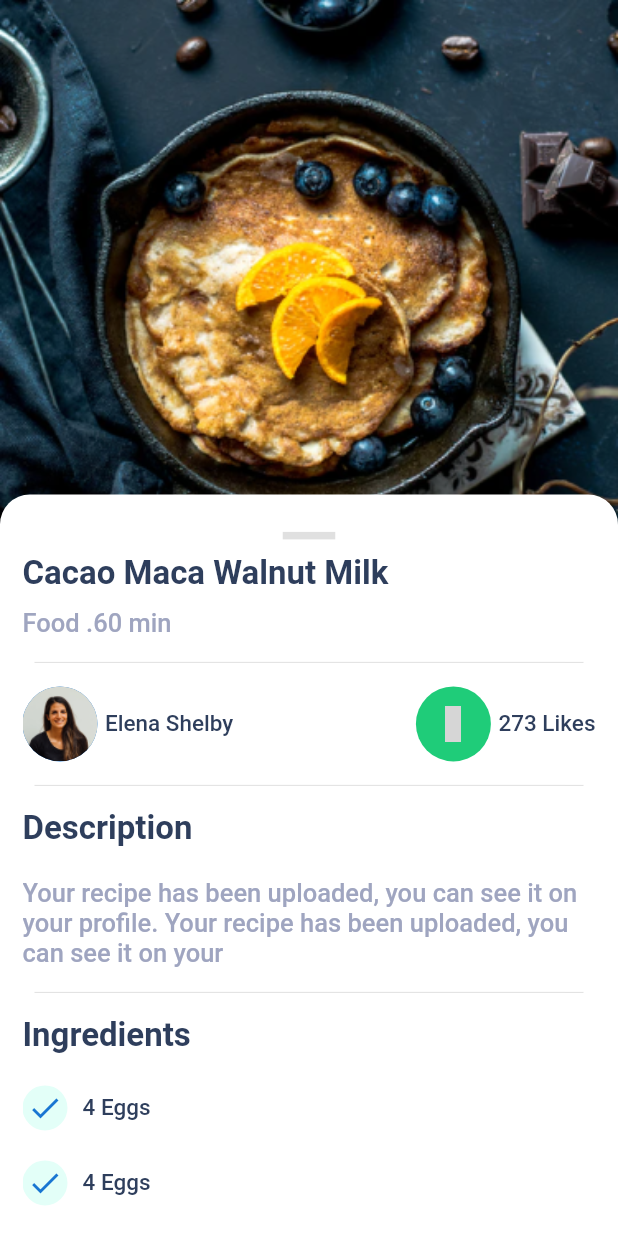
After one commit to EEHAB963/chifio, a Flutter app: the ProductItemScreen screen opened directly, on a phone screen of 412 x 824 dp. The commit adds this screen. Run offline on Flutter 3.47's test engine with Material 2 defaults, Android fonts, the phone set to English and light mode, and no system bars; our stand-ins replace iconly, pin_code_fields; grey boxes are pictures that could not be loaded.

Commit message:
product SCr

```diff
--- a/lib/Widget/product_item_widget.dart
+++ b/lib/Widget/product_item_widget.dart
@@ -1,4 +1,5 @@
 import 'package:chefio/constans/colors.dart';
+import 'package:chefio/screen/basic_screen.dart/product_item_screen.dart';
 import 'package:chefio/screen/taps/profile_tap.dart';
 import 'package:flutter/material.dart';
 import 'package:iconly/iconly.dart';
@@ -50,7 +51,16 @@ class ProductItemWidget extends StatelessWidget {
             padding: const EdgeInsets.symmetric(vertical: 16),
             child: Stack(
               children: [
-                Container(
+                InkWell(
+                  onTap: () {
+                    Navigator.push(
+                      context,
+                      MaterialPageRoute(
+                        builder: (context) => ProductItemScreen(),
+                      ),
+                    );
+                  },
+                  child: Container(
                     width: 150,
                     height: 150,
                     //clipBehavior: Clip.hardEdge,
@@ -62,6 +72,7 @@ class ProductItemWidget extends StatelessWidget {
                       height: 150,
                       width: 150,
                       fit: BoxFit.fill,
+                    ),
                   ),
                 ),
                 Positioned(
--- /dev/null
+++ b/lib/screen/basic_screen.dart/product_item_screen.dart
@@ -0,0 +1,187 @@
+import 'package:chefio/constans/colors.dart';
+import 'package:flutter/material.dart';
+import 'package:iconly/iconly.dart';
+
+class ProductItemScreen extends StatelessWidget {
+  const ProductItemScreen({Key? key}) : super(key: key);
+
+  @override
+  Widget build(BuildContext context) {
+    return Scaffold(
+      body: SafeArea(
+        child: Stack(
+          children: [
+            Expanded(
+              child: Container(
+                width: double.infinity,
+                child: Image.asset(
+                  "assets/images/Food Picture.png",
+                  fit: BoxFit.cover,
+                ),
+              ),
+            ),
+            scroll(),
+          ],
+        ),
+      ),
+    );
+  }
+
+  scroll() {
+    return DraggableScrollableSheet(
+      initialChildSize: 0.6,
+      maxChildSize: 1.0,
+      minChildSize: 0.6,
+      builder: (context, scrollController) {
+        return Container(
+          padding: const EdgeInsets.all(15),
+          clipBehavior: Clip.antiAlias,
+          decoration: const BoxDecoration(
+            borderRadius: BorderRadius.only(
+                topLeft: Radius.circular(20), topRight: Radius.circular(20)),
+            color: Colors.white,
+          ),
+          child: ListView(
+            children: [
+              Padding(
+                padding: const EdgeInsets.all(10.0),
+                child: Row(
+                  mainAxisAlignment: MainAxisAlignment.center,
+                  children: [
+                    Container(
+                      color: Colors.black12,
+                      width: 35,
+                      height: 5,
+                    ),
+                  ],
+                ),
+              ),
+              Text(
+                'Cacao Maca Walnut Milk',
+                style: Theme.of(context).textTheme.headline1,
+              ),
+              const SizedBox(
+                height: 10,
+              ),
+              Text('Food .60 min',
+                  style: Theme.of(context).textTheme.headline2),
+              const Padding(
+                padding: EdgeInsets.all(8.0),
+                child: Divider(),
+              ),
+              Row(
+                children: [
+                  const CircleAvatar(
+                    radius: 25,
+                    backgroundImage: AssetImage('assets/images/image 5.png'),
+                  ),
+                  const SizedBox(
+                    width: 5,
+                  ),
+                  Text('Elena Shelby',
+                      style: Theme.of(context).textTheme.headline3),
+                  const Spacer(),
+                  const CircleAvatar(
+                    child: Icon(
+                      IconlyLight.heart,
+                      color: Colors.white,
+                    ),
+                    radius: 25,
+                    backgroundColor: butonColor,
+                  ),
+                  const SizedBox(
+                    width: 5,
+                  ),
+                  Text('273 Likes',
+                      style: Theme.of(context).textTheme.headline3),
+                ],
+              ),
+              const Padding(
+                padding: EdgeInsets.all(8.0),
+                child: Divider(),
+              ),
+              Text('Description', style: Theme.of(context).textTheme.headline1),
+              const SizedBox(
+                height: 20,
+              ),
+              Text(
+                  'Your recipe has been uploaded, you can see it on your profile. Your recipe has been uploaded, you can see it on your',
+                  style: Theme.of(context).textTheme.headline2),
+              const Padding(
+                padding: EdgeInsets.all(8.0),
+                child: Divider(),
+              ),
+              Text(
+                'Ingredients',
+                style: Theme.of(context).textTheme.headline1,
+              ),
+              const SizedBox(
+                height: 10,
+              ),
+              SizedBox(
+                height: 4 * 50,
+                child: ListView.builder(
+                  physics: const NeverScrollableScrollPhysics(),
+                  itemCount: 4,
+                  itemBuilder: (context, index) => Padding(
+                    padding: const EdgeInsets.symmetric(vertical: 10),
+                    child: Row(
+                      children: [
+                        const CircleAvatar(
+                          radius: 15,
+                          backgroundColor: Color(0xFFE3FFF8),
+                          child: Icon(Icons.done),
+                        ),
+                        const SizedBox(
+                          width: 10,
+                        ),
+                        Text(
+                          '4 Eggs',
+                          style: Theme.of(context).textTheme.headline3,
+                        )
+                      ],
+                    ),
+                  ),
+                ),
+              ),
+              const Padding(
+                padding: EdgeInsets.all(8.0),
+                child: Divider(),
+              ),
+              Text(
+                'Steps',
+                style: Theme.of(context).textTheme.headline1,
+              ),
+              SizedBox(height: 15),
+              ListTile(
+                leading: CircleAvatar(
+                  radius: 13,
+                  backgroundColor: textColor,
+                  child: Text(
+                    '1',
+                    style: Theme.of(context).textTheme.headline3!.copyWith(
+                          color: Colors.white,
+                        ),
+                  ),
+                ),
+                title: Column(
+                  children: [
+                    Text(
+                      'Your recipe has been uploaded, you can see it on your profile. Your recipe has been uploaded, you can see it on your',
+                      style: Theme.of(context).textTheme.headline3,
+                    ),
+                    SizedBox(
+                      height: 10,
+                    ),
+                    Image.asset('assets/images/Rectangle 219.png'),
+                  ],
+                ),
+              ),
+            ],
+            controller: scrollController,
+          ),
+        );
+      },
+    );
+  }
+}
```
Also changed, not shown: assets/images/Food Picture.png (added), assets/images/Rectangle 219.png (added). Lines whose indentation alone changed are shown as unchanged.
